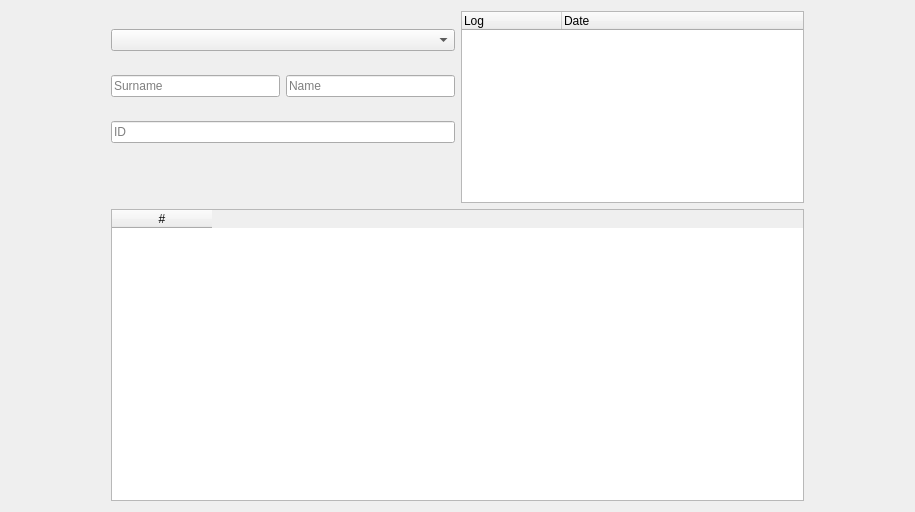
Qt form src/gui_pkg/include/gui_pkg/log_view.ui (cristianbass01/GUI_robotic_exoskeleton) before a commit.
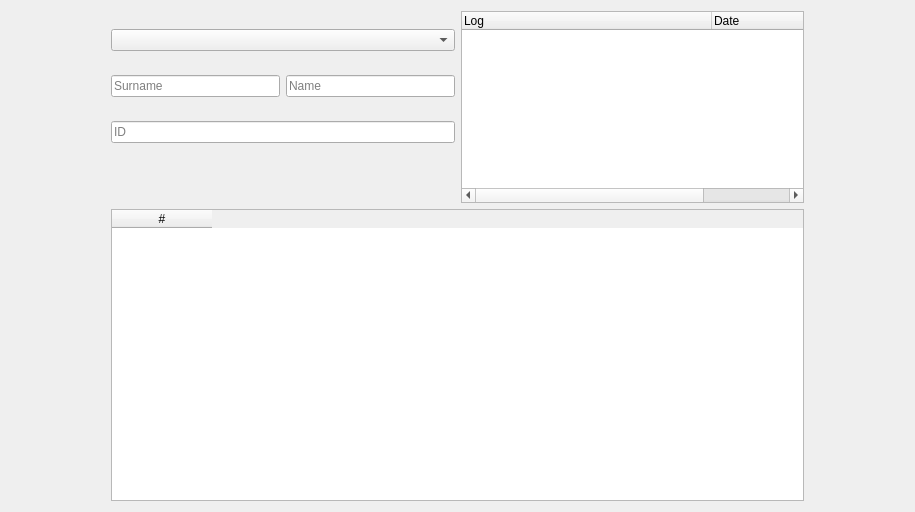
The same form after that commit.

Commit message: Sistemato LogView

```diff
--- a/src/gui_pkg/include/gui_pkg/log_view.ui
+++ b/src/gui_pkg/include/gui_pkg/log_view.ui
@@ -102,6 +102,24 @@
            <verstretch>0</verstretch>
           </sizepolicy>
          </property>
+         <property name="minimumSize">
+          <size>
+           <width>337</width>
+           <height>192</height>
+          </size>
+         </property>
+         <property name="headerHidden">
+          <bool>false</bool>
+         </property>
+         <attribute name="headerVisible">
+          <bool>true</bool>
+         </attribute>
+         <attribute name="headerMinimumSectionSize">
+          <number>220</number>
+         </attribute>
+         <attribute name="headerDefaultSectionSize">
+          <number>250</number>
+         </attribute>
          <column>
           <property name="text">
            <string>Log</string>
```
The commit also changes 5 other files.
